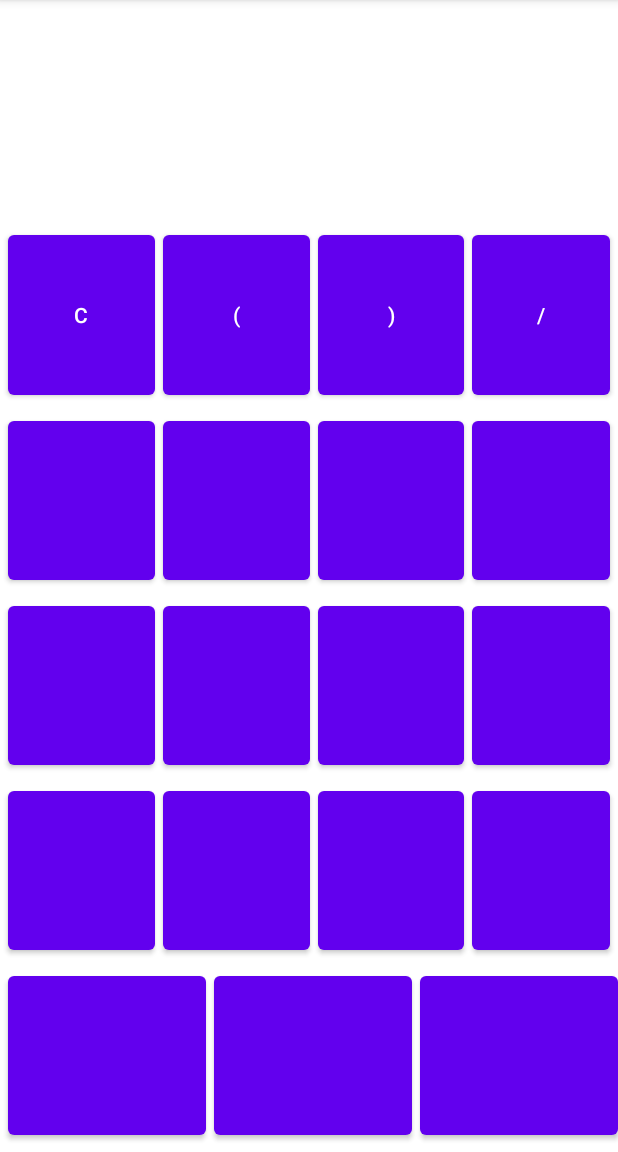
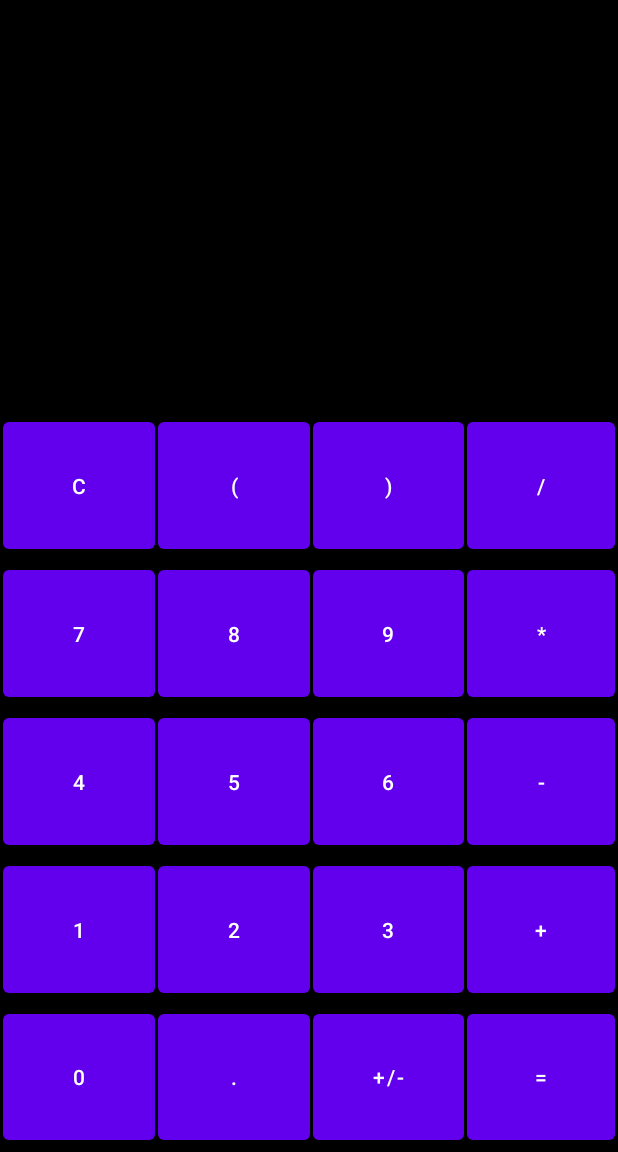
Before and after one commit to AlexeyK2021/Calculator_Kotlin, an Android app: the screen it shows after launch (MainActivity), on a phone screen of 412 x 824 dp, the part 84-1236 px from its top. Run offline under Robolectric (Android 15) with nearby library versions, the phone set to English and light mode, and no system bars.

Commit message:
Adding buttons and actions by clicking them

```diff
--- a/app/build.gradle
+++ b/app/build.gradle
@@ -1,6 +1,7 @@
 plugins {
     id 'com.android.application'
     id 'kotlin-android'
+    id 'kotlin-android-extensions'
 }
 
 android {
--- a/app/src/main/java/com/example/calculator/MainActivity.kt
+++ b/app/src/main/java/com/example/calculator/MainActivity.kt
@@ -2,10 +2,33 @@ package com.example.calculator
 
 import androidx.appcompat.app.AppCompatActivity
 import android.os.Bundle
+import android.widget.Button
+import kotlinx.android.synthetic.main.activity_main.*
+
 
 class MainActivity : AppCompatActivity() {
     override fun onCreate(savedInstanceState: Bundle?) {
         super.onCreate(savedInstanceState)
         setContentView(R.layout.activity_main)
+
+        btn_0.setOnClickListener { setTextToMath("0") }
+        btn_1.setOnClickListener { setTextToMath("1") }
+        btn_2.setOnClickListener { setTextToMath("2") }
+        btn_3.setOnClickListener { setTextToMath("3") }
+        btn_4.setOnClickListener { setTextToMath("4") }
+        btn_5.setOnClickListener { setTextToMath("5") }
+        btn_6.setOnClickListener { setTextToMath("6") }
+        btn_7.setOnClickListener { setTextToMath("7") }
+        btn_8.setOnClickListener { setTextToMath("8") }
+        btn_9.setOnClickListener { setTextToMath("9") }
+        btn_dot.setOnClickListener { setTextToMath(".") }
+        delenie.setOnClickListener { setTextToMath("/") }
+        proizvedenie.setOnClickListener { setTextToMath("*") }
+        vichitanie.setOnClickListener { setTextToMath("-") }
+        summa.setOnClickListener { setTextToMath("+") }
+    }
+
+    fun setTextToMath(str: String) {
+        math_word.append(str)
     }
 }
--- a/app/src/main/res/layout/activity_main.xml
+++ b/app/src/main/res/layout/activity_main.xml
@@ -5,7 +5,8 @@
 		android:layout_width="match_parent"
 		android:layout_height="match_parent"
 		tools:context=".MainActivity"
-		android:orientation="vertical">
+		android:orientation="vertical"
+		android:background="@color/black">
 
 	<TextView
 			android:id="@+id/math_word"
@@ -22,7 +23,7 @@
 			android:layout_height="50dp"
 			android:gravity="end"
 			android:textColor="@color/black"
-			android:layout_marginBottom="25dp">
+			android:layout_marginBottom="150dp">
 	</TextView>
 
 	<LinearLayout
@@ -39,23 +40,23 @@
 					android:layout_width="match_parent"
 					android:layout_height="match_parent"
 					android:layout_weight="1"
-					android:layout_marginBottom="5dp"
-					android:layout_marginStart="5dp"
+					android:layout_marginBottom="2dp"
+					android:layout_marginStart="2dp"
 					android:text="@string/clear"></Button>
 			<Button
 					android:layout_width="match_parent"
 					android:layout_height="match_parent"
 					android:layout_weight="1"
-					android:layout_marginBottom="5dp"
-					android:layout_marginStart="5dp"
+					android:layout_marginBottom="2dp"
+					android:layout_marginStart="2dp"
 					android:id="@+id/bracketLeft"
 					android:text="@string/bracket_left"></Button>
 			<Button
 					android:layout_width="match_parent"
 					android:layout_height="match_parent"
 					android:layout_weight="1"
-					android:layout_marginBottom="5dp"
-					android:layout_marginStart="5dp"
+					android:layout_marginBottom="2dp"
+					android:layout_marginStart="2dp"
 					android:id="@+id/bracketRight"
 					android:text="@string/bracket_right"
 					></Button>
@@ -63,9 +64,9 @@
 					android:layout_width="match_parent"
 					android:layout_height="match_parent"
 					android:layout_weight="1"
-					android:layout_marginBottom="5dp"
-					android:layout_marginStart="5dp"
-					android:layout_marginEnd="5dp"
+					android:layout_marginBottom="2dp"
+					android:layout_marginStart="2dp"
+					android:layout_marginEnd="2dp"
 					android:id="@+id/delenie"
 					android:text="@string/delenie"></Button>
 		</LinearLayout>
@@ -78,27 +79,35 @@
 					android:layout_width="match_parent"
 					android:layout_height="match_parent"
 					android:layout_weight="1"
-					android:layout_marginBottom="5dp"
-					android:layout_marginStart="5dp"></Button>
+					android:layout_marginBottom="2dp"
+					android:layout_marginStart="2dp"
+					android:id="@+id/btn_7"
+					android:text="@string/btn_7"></Button>
 			<Button
 					android:layout_width="match_parent"
 					android:layout_height="match_parent"
 					android:layout_weight="1"
-					android:layout_marginBottom="5dp"
-					android:layout_marginStart="5dp"></Button>
+					android:layout_marginBottom="2dp"
+					android:layout_marginStart="2dp"
+					android:id="@+id/btn_8"
+					android:text="@string/btn_8"></Button>
 			<Button
 					android:layout_width="match_parent"
 					android:layout_height="match_parent"
 					android:layout_weight="1"
-					android:layout_marginBottom="5dp"
-					android:layout_marginStart="5dp"></Button>
+					android:layout_marginBottom="2dp"
+					android:layout_marginStart="2dp"
+					android:id="@+id/btn_9"
+					android:text="@string/btn_9"></Button>
 			<Button
 					android:layout_width="match_parent"
 					android:layout_height="match_parent"
 					android:layout_weight="1"
-					android:layout_marginBottom="5dp"
-					android:layout_marginStart="5dp"
-					android:layout_marginEnd="5dp"></Button>
+					android:layout_marginBottom="2dp"
+					android:layout_marginStart="2dp"
+					android:layout_marginEnd="2dp"
+					android:id="@+id/proizvedenie"
+					android:text="@string/proizvedenie"></Button>
 		</LinearLayout>
 		<LinearLayout
 				android:layout_width="match_parent"
@@ -109,27 +118,35 @@
 					android:layout_width="match_parent"
 					android:layout_height="match_parent"
 					android:layout_weight="1"
-					android:layout_marginBottom="5dp"
-					android:layout_marginStart="5dp"></Button>
+					android:layout_marginBottom="2dp"
+					android:layout_marginStart="2dp"
+					android:id="@+id/btn_4"
+					android:text="@string/btn_4"></Button>
 			<Button
 					android:layout_width="match_parent"
 					android:layout_height="match_parent"
 					android:layout_weight="1"
-					android:layout_marginBottom="5dp"
-					android:layout_marginStart="5dp"></Button>
+					android:layout_marginBottom="2dp"
+					android:layout_marginStart="2dp"
+					android:id="@+id/btn_5"
+					android:text="@string/btn_5"></Button>
 			<Button
 					android:layout_width="match_parent"
 					android:layout_height="match_parent"
 					android:layout_weight="1"
-					android:layout_marginBottom="5dp"
-					android:layout_marginStart="5dp"></Button>
+					android:layout_marginBottom="2dp"
+					android:layout_marginStart="2dp"
+					android:id="@+id/btn_6"
+					android:text="@string/btn_6"></Button>
 			<Button
 					android:layout_width="match_parent"
 					android:layout_height="match_parent"
 					android:layout_weight="1"
-					android:layout_marginBottom="5dp"
-					android:layout_marginStart="5dp"
-					android:layout_marginEnd="5dp"></Button>
+					android:layout_marginBottom="2dp"
+					android:layout_marginStart="2dp"
+					android:layout_marginEnd="2dp"
+					android:id="@+id/vichitanie"
+					android:text="@string/vichitanie"></Button>
 		</LinearLayout>
 		<LinearLayout
 				android:layout_width="match_parent"
@@ -140,27 +157,36 @@
 					android:layout_width="match_parent"
 					android:layout_height="match_parent"
 					android:layout_weight="1"
-					android:layout_marginBottom="5dp"
-					android:layout_marginStart="5dp"></Button>
+					android:layout_marginBottom="2dp"
+					android:layout_marginStart="2dp"
+					android:id="@+id/btn_1"
+					android:text="@string/btn_1"
+					></Button>
 			<Button
 					android:layout_width="match_parent"
 					android:layout_height="match_parent"
 					android:layout_weight="1"
-					android:layout_marginBottom="5dp"
-					android:layout_marginStart="5dp"></Button>
+					android:layout_marginBottom="2dp"
+					android:layout_marginStart="2dp"
+					android:id="@+id/btn_2"
+					android:text="@string/btn_2"></Button>
 			<Button
 					android:layout_width="match_parent"
 					android:layout_height="match_parent"
 					android:layout_weight="1"
-					android:layout_marginBottom="5dp"
-					android:layout_marginStart="5dp"></Button>
+					android:layout_marginBottom="2dp"
+					android:layout_marginStart="2dp"
+					android:id="@+id/btn_3"
+					android:text="@string/btn_3"></Button>
 			<Button
 					android:layout_width="match_parent"
 					android:layout_height="match_parent"
 					android:layout_weight="1"
-					android:layout_marginBottom="5dp"
-					android:layout_marginStart="5dp"
-					android:layout_marginEnd="5dp"></Button>
+					android:layout_marginBottom="2dp"
+					android:layout_marginStart="2dp"
+					android:layout_marginEnd="2dp"
+					android:id="@+id/summa"
+					android:text="@string/summa"></Button>
 		</LinearLayout>
 		<LinearLayout
 				android:layout_width="match_parent"
@@ -171,20 +197,36 @@
 					android:layout_width="match_parent"
 					android:layout_height="match_parent"
 					android:layout_weight="1"
-					android:layout_marginBottom="5dp"
-					android:layout_marginStart="5dp"></Button>
+					android:layout_marginBottom="2dp"
+					android:layout_marginStart="2dp"
+					android:id="@+id/btn_0"
+					android:text="@string/btn_0"></Button>
 			<Button
 					android:layout_width="match_parent"
 					android:layout_height="match_parent"
 					android:layout_weight="1"
-					android:layout_marginBottom="5dp"
-					android:layout_marginStart="5dp"></Button>
+					android:layout_marginBottom="2dp"
+					android:layout_marginStart="2dp"
+					android:id="@+id/btn_dot"
+					android:text="@string/btn_dot"></Button>
 			<Button
 					android:layout_width="match_parent"
 					android:layout_height="match_parent"
 					android:layout_weight="1"
-					android:layout_marginBottom="5dp"
-					android:layout_marginStart="5dp"></Button>
+					android:layout_marginBottom="2dp"
+					android:layout_marginStart="2dp"
+					android:id="@+id/reverse"
+					android:text="@string/reverse"></Button>
+			<Button
+					android:layout_width="match_parent"
+					android:layout_height="match_parent"
+					android:layout_weight="1"
+					android:layout_marginBottom="2dp"
+					android:layout_marginStart="2dp"
+					android:layout_marginEnd="2dp"
+					android:id="@+id/ravno"
+					android:text="@string/ravno"></Button>
+
 		</LinearLayout>
 	</LinearLayout>
 </LinearLayout>
--- a/app/src/main/res/values/strings.xml
+++ b/app/src/main/res/values/strings.xml
@@ -6,6 +6,18 @@
     <string name="delenie">/</string>
     <string name="proizvedenie">*</string>
     <string name="summa">+</string>
-    <string name="dschitanie">-</string>
+    <string name="vichitanie">-</string>
     <string name="ravno">=</string>
+    <string name="btn_0">0</string>
+    <string name="btn_1">1</string>
+    <string name="btn_2">2</string>
+    <string name="btn_3">3</string>
+    <string name="btn_4">4</string>
+    <string name="btn_5">5</string>
+    <string name="btn_6">6</string>
+    <string name="btn_7">7</string>
+    <string name="btn_8">8</string>
+    <string name="btn_9">9</string>
+    <string name="btn_dot">.</string>
+    <string name="reverse">+/-</string>
 </resources>
```
